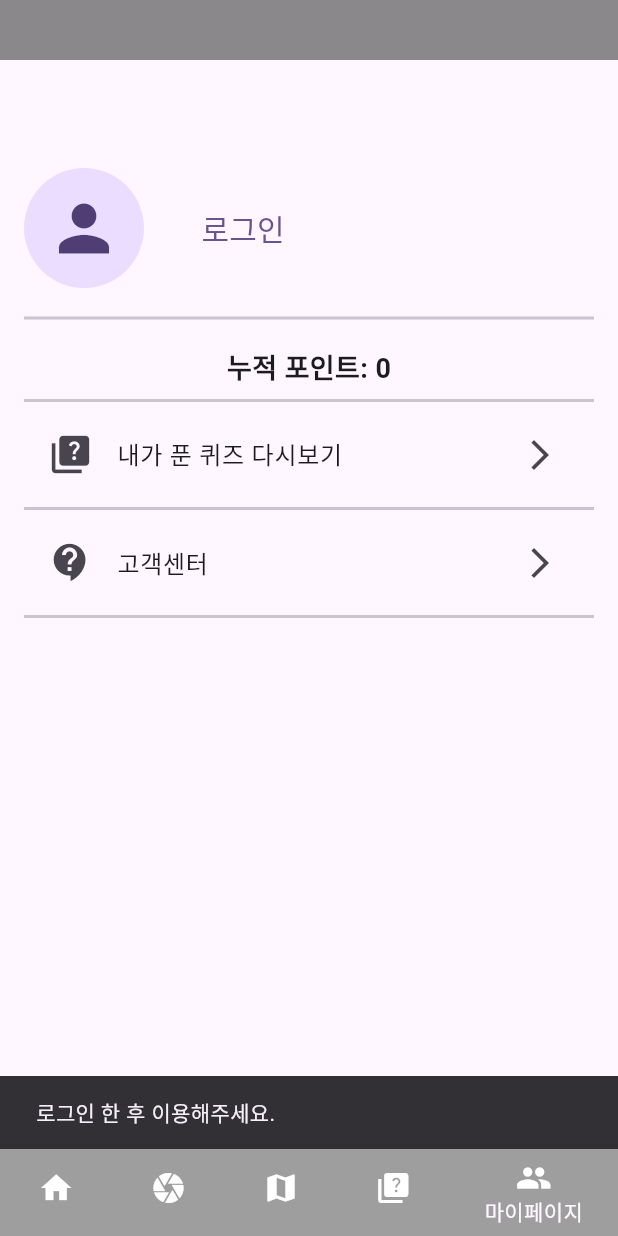
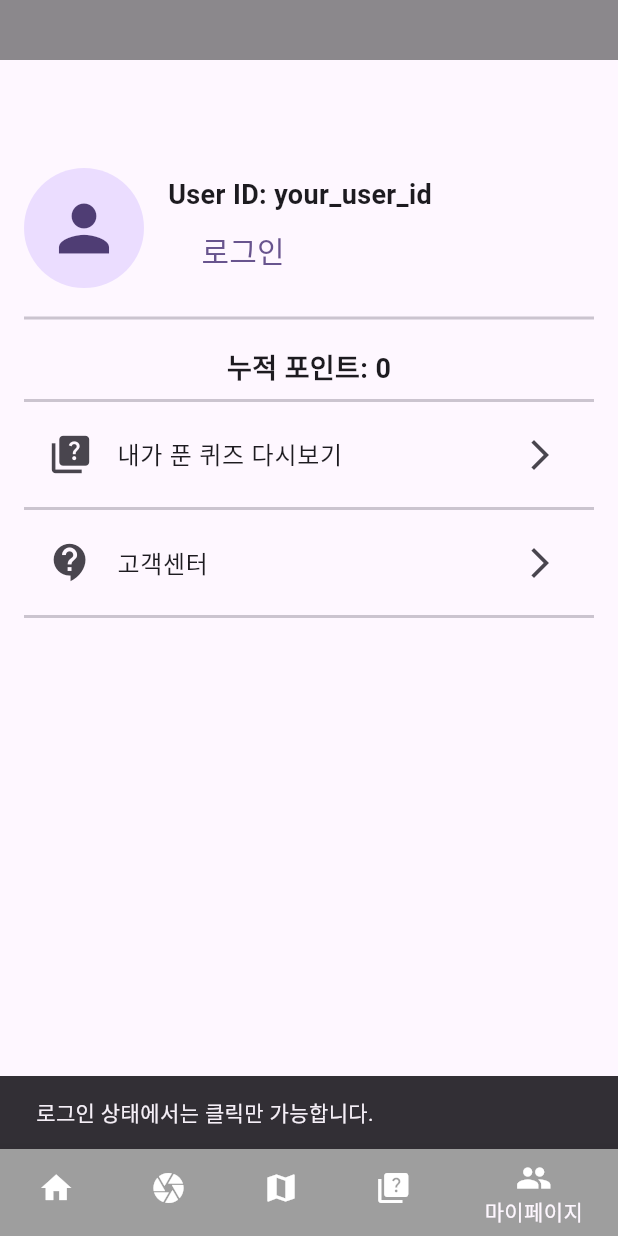
Before and after one commit to Melonzui/ecoBinSummerProj, a Flutter app: the screen it shows after launch, item 5 of the bottom bar chosen, after a tap on "내가 푼 퀴즈 다시보기", on a phone screen of 412 x 824 dp. Run offline on Flutter 3.47's test engine with Material 3 defaults, Android fonts, the phone set to English and light mode, and no system bars; our stand-ins replace auto_size_text, camera, cloud_firestore, firebase_auth, firebase_core, fluttertoast and 3 more; missing offline and left inert: tflite_flutter; accounts and stored records are empty.

Commit message:
Revert "Merge branch 'main' of https://github.com/Melonzui/ecoBinSummerProj"
This reverts commit 08e3486da122065cb0b7789eae88d3dadac701e0, reversing
changes made to f78bee8fabc32781f55df7d33bf92faa16cf3723.

```diff
--- a/ecobinproj/lib/page/my_page.dart
+++ b/ecobinproj/lib/page/my_page.dart
@@ -2,7 +2,6 @@ import 'package:ecobinproj/data/sharedpreference/auth_sf.dart';
 import 'package:ecobinproj/page/auth/login_page.dart';
 import 'package:ecobinproj/services/auth/auth_services.dart';
 import 'package:ecobinproj/services/firebase/firestore_database.dart';
-import 'package:firebase_auth/firebase_auth.dart';
 import 'package:flutter/material.dart';
 
 class MyPage extends StatefulWidget {
@@ -16,9 +15,8 @@ class _MyPage extends State<MyPage> {
   bool _isSignedIn = false;
   int userPoint = 0;
   AuthService authService = AuthService();
-  DatabaseService? firebaseDatabase; // 유저 ID를 제공해야 합니다.
+  DatabaseService firebaseDatabase = DatabaseService(uid: 'your_user_id'); // 유저 ID를 제공해야 합니다.
   bool _isLoading = true; // 로딩 상태 변수
-  String? userEmail;
 
   @override
   void initState() {
@@ -32,13 +30,6 @@ class _MyPage extends State<MyPage> {
       if (value != null) {
         setState(() {
           _isSignedIn = value;
-          if (_isSignedIn) {
-            var currentUser = FirebaseAuth.instance.currentUser;
-            if (currentUser != null) {
-              firebaseDatabase = DatabaseService(uid: currentUser.uid);
-              userEmail = currentUser.email; // 현재 사용자의 이메일을 저장합니다.
-            }
-          }
         });
         if (_isSignedIn) {
           // 로그인된 경우에만 포인트를 가져옵니다.
@@ -56,7 +47,7 @@ class _MyPage extends State<MyPage> {
 
   Future<void> fetchUserPoint() async {
     try {
-      int point = await firebaseDatabase!.getPoint();
+      int point = await firebaseDatabase.getPoint();
       setState(() {
         userPoint = point;
       });
@@ -84,15 +75,14 @@ class _MyPage extends State<MyPage> {
                 ),
                 SizedBox(width: 16),
                 Expanded(
-                  child: Row(
+                  child: Column(
+                    crossAxisAlignment: CrossAxisAlignment.start,
                     children: [
-                      if (_isSignedIn) // 로그인된 경우에만 사용자 이메일을 표시
-                        Expanded(
-                          child: Text(
-                            userEmail ?? '', // 사용자 이메일 표시
-                            style: TextStyle(fontSize: 18, fontWeight: FontWeight.bold),
-                          ),
-                        ),
+                      Text(
+                        'User ID: ${firebaseDatabase.uid}', // 사용자 아이디 표시
+                        style: TextStyle(fontSize: 18, fontWeight: FontWeight.bold),
+                      ),
+                      SizedBox(height: 4),
                       TextButton(
                         onPressed: _isSignedIn
                             ? () async {
@@ -143,7 +133,7 @@ class _MyPage extends State<MyPage> {
               onTap: () {
                 if (!_isSignedIn) {
                   ScaffoldMessenger.of(context).showSnackBar(
-                    SnackBar(content: Text('로그인 한 후 이용해주세요.')),
+                    SnackBar(content: Text('로그인 상태에서는 클릭만 가능합니다.')),
                   );
                 } else {
                   ScaffoldMessenger.of(context).showSnackBar(
@@ -169,4 +159,5 @@ class _MyPage extends State<MyPage> {
       ),
     );
   }
+
 }
```
Also changed, not shown: ecobinproj/lib/page/auth/login_page.dart (+8 -67 lines), ecobinproj/lib/page/auth/register_page.dart (+50 -77 lines), ecobinproj/lib/page/quiz/screen_quiz.dart (+2 -14 lines), ecobinproj/lib/services/firebase/firestore_database.dart (+0 -25 lines).
